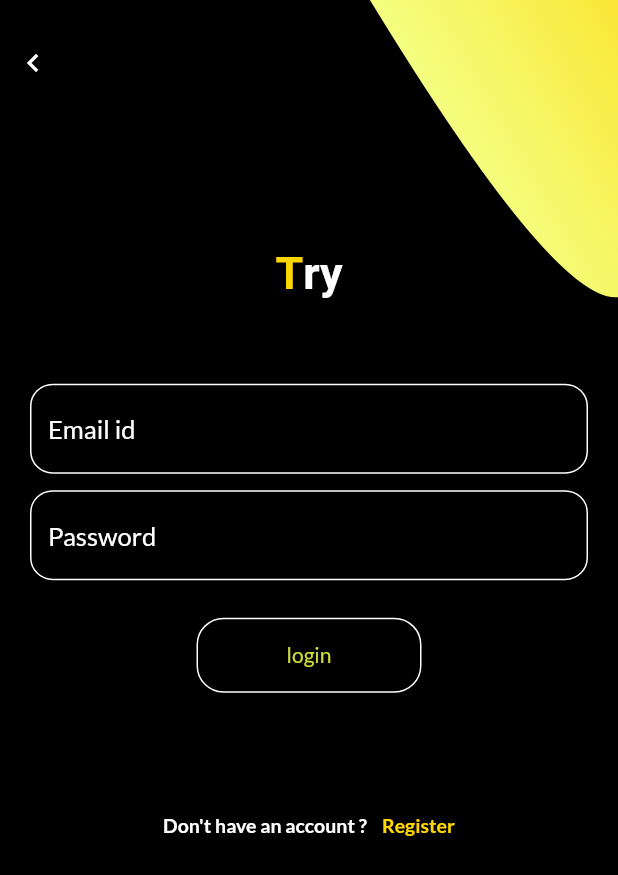
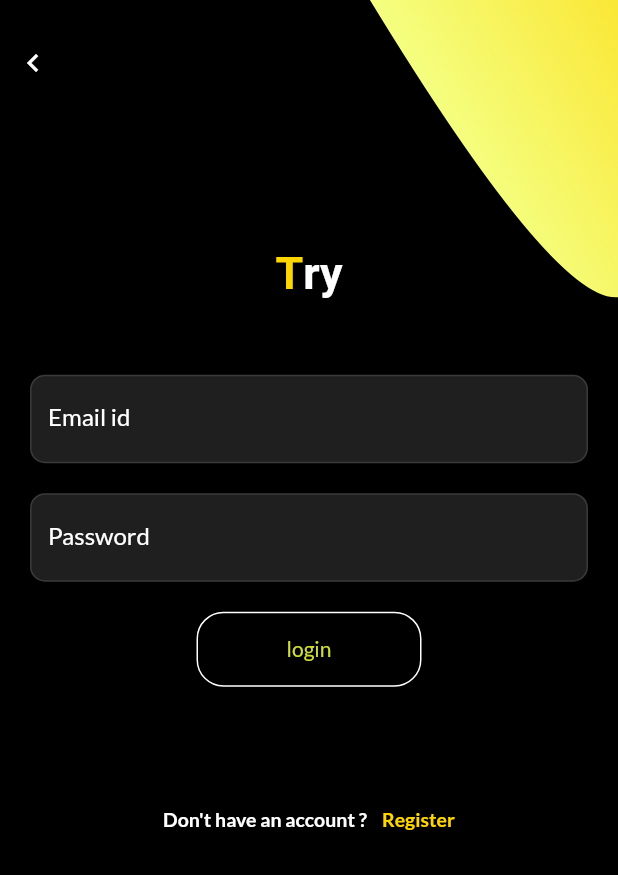
Before and after one commit to MoKhlil/Try-App, a Flutter app: the screen it shows after launch, after a tap on "login", on a phone screen of 412 x 824 dp. Shown: the top 875 px of the screen. Run offline on Flutter 3.47's test engine with Material 2 defaults, Android fonts, the phone set to English and light mode, and no system bars; our stand-ins replace google_fonts, shared_preferences; network calls fail.

Commit message:
up 20118

```diff
--- a/lib/src/loginPage.dart
+++ b/lib/src/loginPage.dart
@@ -38,37 +38,38 @@ class _LoginPageState extends State<LoginPage> {
   }
 
   Widget _entryField(String title, {bool isPassword = false}) {
-    return Container(
+    FocusNode myFocusNode = new FocusNode();
+    return
+          TextFormField(
 
-      margin: EdgeInsets.symmetric(vertical: 5),
-      child: Column(
-        crossAxisAlignment: CrossAxisAlignment.start,
-        children: <Widget>[
-          SizedBox(
-            height: 1,
-          ),
-          TextFormField(
             cursorColor: Colors.lime,
             obscureText: isPassword,
             style: TextStyle(color: Colors.white),
             decoration: InputDecoration(
-              hintText: title,
-              hintStyle: TextStyle(fontSize: 17 ,color: Colors.white),
-              border: InputBorder.none,
+              fillColor: Colors.white12,
               filled: true,
-              enabledBorder: const OutlineInputBorder(
-                borderRadius: BorderRadius.all(Radius.circular(15.0)),
-                borderSide: BorderSide(color: Colors.white),
+              labelText: title,
+              labelStyle: TextStyle(
+                  color: myFocusNode.hasFocus ? Colors.white : Colors.white
               ),
-              focusedBorder: const OutlineInputBorder(
-                borderRadius: BorderRadius.all(Radius.circular(10.0)),
-                borderSide: BorderSide(color: Colors.white),
+             //hintText: title,
+             //hintStyle: TextStyle(fontSize: 15.0, color: Colors.white),
+              border: OutlineInputBorder(
+                borderSide: BorderSide(
+                  color: Colors.white,
+                ),
               ),
+
+           enabledBorder: const OutlineInputBorder(
+             borderRadius: BorderRadius.all(Radius.circular(10.0)),
+             borderSide: BorderSide(color: Colors.white12),
+           ),
+           focusedBorder: const OutlineInputBorder(
+             borderRadius: BorderRadius.all(Radius.circular(10.0)),
+             borderSide: BorderSide(color: Colors.lime),
+           ),
             ),
-          ),
-        ],
-      ),
-    );
+          );
   }
 
   Widget _submitButton() {
@@ -161,6 +162,7 @@ class _LoginPageState extends State<LoginPage> {
     return Column(
       children: <Widget>[
         _entryField("Email id"),
+        SizedBox(height: 20),
         _entryField("Password", isPassword: true),
       ],
     );
```
